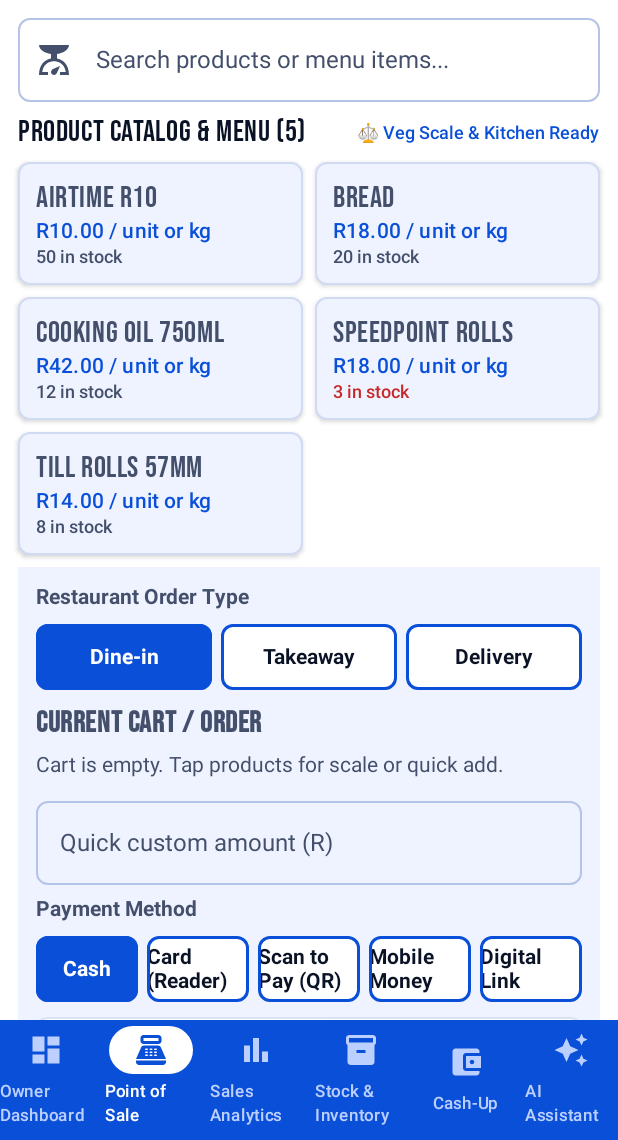
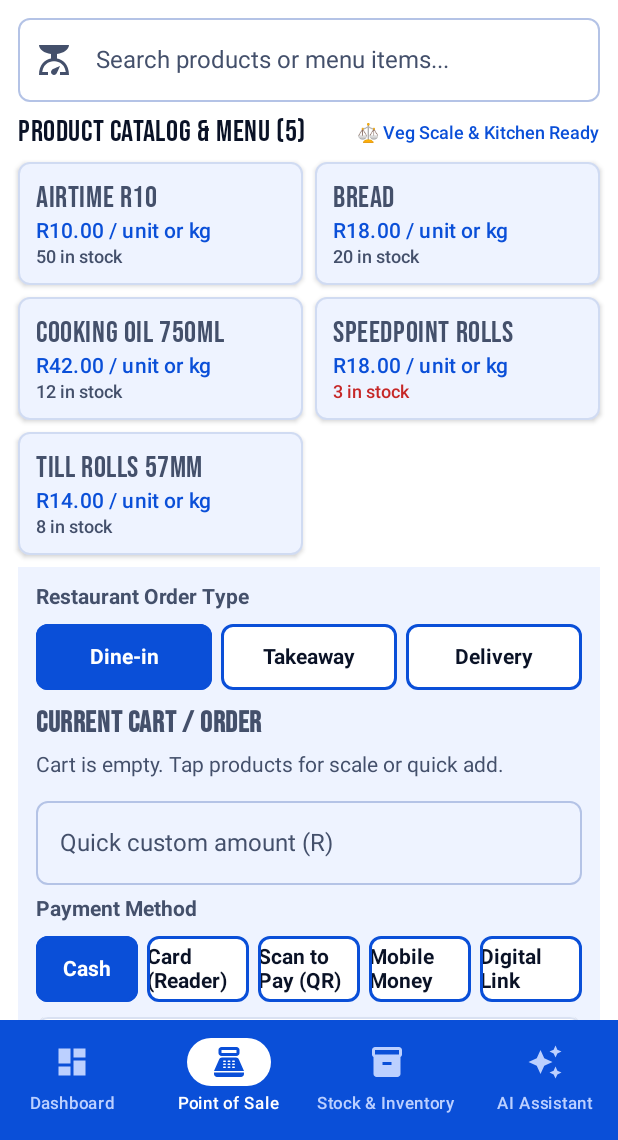
Before and after one commit to Khetha22/IsibaloExpressMerchant, an Android app built with Jetpack Compose: the screen it shows after launch (MainActivity), item 2 of the bottom bar chosen, on a phone screen of 412 x 824 dp, the part 96-1236 px from its top. Run offline under Robolectric (Android 15) with nearby library versions, the phone set to English and light mode, and no system bars; our stand-ins replace Room's generated code; libraries missing offline, so code that uses them is left out: com.google.mediapipe.tasks; 1 statement that could not run was skipped.

Commit message:
Restrict bottom navigation bar to exactly 4 primary items: Dashboard, Point of Sale, Stock, and AI

```diff
--- a/app/src/main/java/za/co/hbtechinc/isibalo/ui/AppNav.kt
+++ b/app/src/main/java/za/co/hbtechinc/isibalo/ui/AppNav.kt
@@ -99,12 +99,12 @@ import za.co.hbtechinc.isibalo.ui.whatsapp_log.WhatsAppLogScreen
 import kotlinx.coroutines.launch
 
 private enum class NavDestination(val route: String, val label: String, val icon: ImageVector, val inBottomBar: Boolean = true) {
-    OwnerDashboard("ownerdashboard", "Owner Dashboard", Icons.Filled.Dashboard, true),
+    OwnerDashboard("ownerdashboard", "Dashboard", Icons.Filled.Dashboard, true),
     Sell("sell", "Point of Sale", Icons.Filled.PointOfSale, true),
-    Sales("sales", "Sales Analytics", Icons.Filled.BarChart, true),
     Stock("stock", "Stock & Inventory", Icons.Filled.Inventory2, true),
-    CashUp("cashup", "Cash-Up", Icons.Filled.AccountBalanceWallet, true),
     Assistant("assistant", "AI Assistant", Icons.Filled.AutoAwesome, true),
+    Sales("sales", "Sales Analytics", Icons.Filled.BarChart, false),
+    CashUp("cashup", "Cash-Up", Icons.Filled.AccountBalanceWallet, false),
     Statements("statements", "PDF Financial Statements", Icons.Filled.Description, false),
     Credit("credit", "Customer Credit (Tab)", Icons.Filled.People, false),
     Expenses("expenses", "Expenses & Profit", Icons.Filled.ReceiptLong, false),
```
